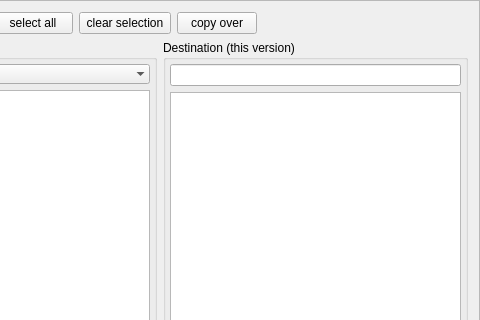
The window that src/blackgui/components/copyconfigurationcomponent.ui (swift-project/pilotclient) describes before a commit, drawn with Qt 5; both pictures show x 160 to 640 and y 0 to 320 of the 640 by 480 pixel window.
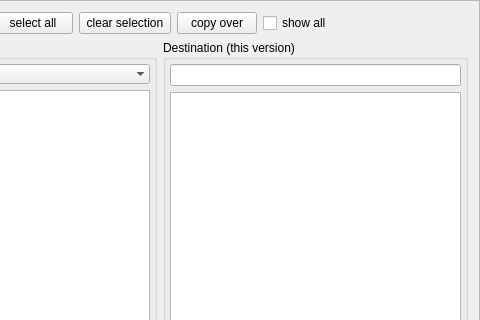
The same window after the commit.

Commit message:
Ref T199, improved copy dialog
* filter disabling or hiding can be toggled
* bootstrap file can be shown/hidden
* fixed naming typo "setCacheMode"

Patch:
```diff
--- a/src/blackgui/components/copyconfigurationcomponent.ui
+++ b/src/blackgui/components/copyconfigurationcomponent.ui
@@ -70,6 +70,13 @@
         </property>
        </widget>
       </item>
+      <item>
+       <widget class="QCheckBox" name="cb_ShowAll">
+        <property name="text">
+         <string>show all</string>
+        </property>
+       </widget>
+      </item>
       <item>
        <spacer name="hs_Mode">
         <property name="orientation">
```
The commit also changes 5 other files.
